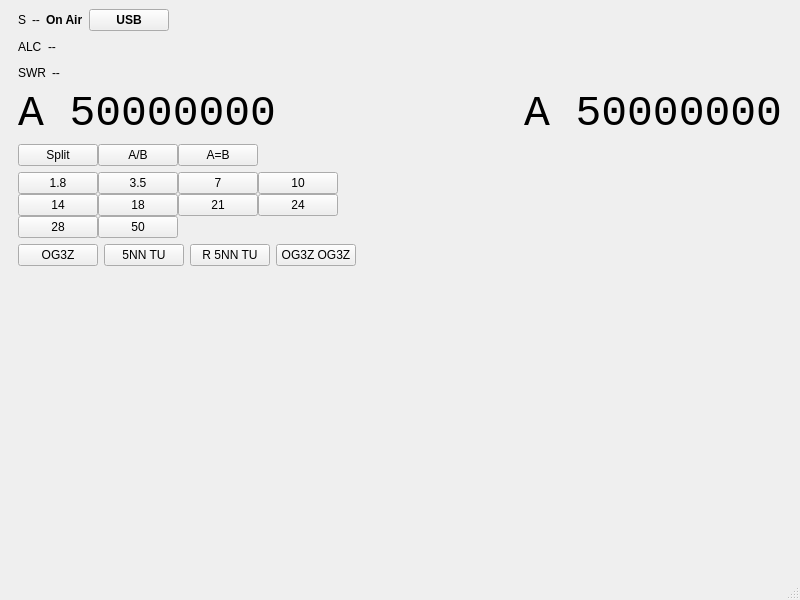
Above: mainwindow.ui from eloranta/HamVibe before the change. Below: the same form after it.
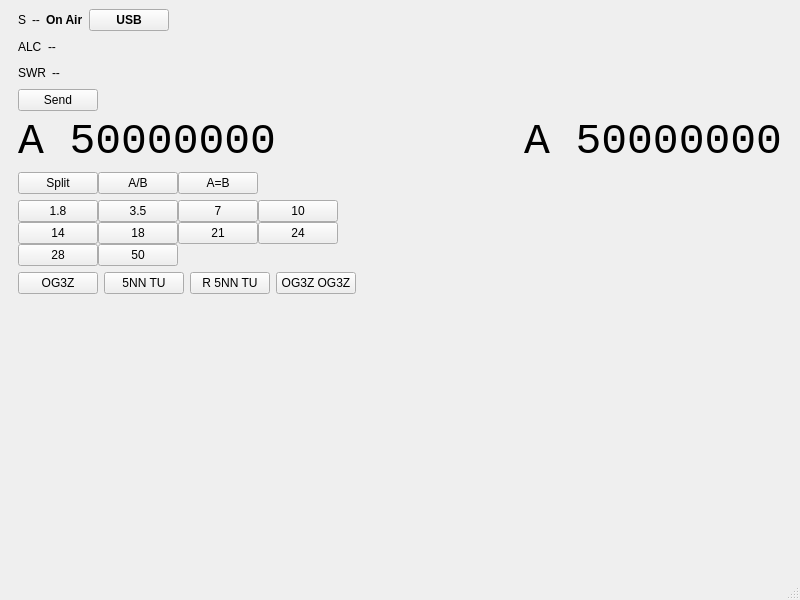
That is the form after the change. Custom widgets are drawn as their Qt base class.

Diff of the .ui file:
```diff
--- a/mainwindow.ui
+++ b/mainwindow.ui
@@ -144,7 +144,31 @@
           </layout>
          </item>
          <item>
-          <layout class="QHBoxLayout" name="horizontalLayout">
+          <layout class="QHBoxLayout" name="sendLayout">
+           <item>
+            <widget class="QPushButton" name="sendButton">
+             <property name="text">
+              <string>Send</string>
+             </property>
+            </widget>
+           </item>
+           <item>
+            <spacer name="sendSpacer">
+             <property name="orientation">
+              <enum>Qt::Orientation::Horizontal</enum>
+             </property>
+             <property name="sizeHint" stdset="0">
+              <size>
+               <width>40</width>
+               <height>20</height>
+              </size>
+             </property>
+            </spacer>
+           </item>
+          </layout>
+         </item>
+        <item>
+         <layout class="QHBoxLayout" name="horizontalLayout">
            <item>
             <widget class="FrequencyLabel" name="leftFrequency">
              <property name="enabled">
```
Left out of the diff: 2 changed lines with no effect on the pictures.
